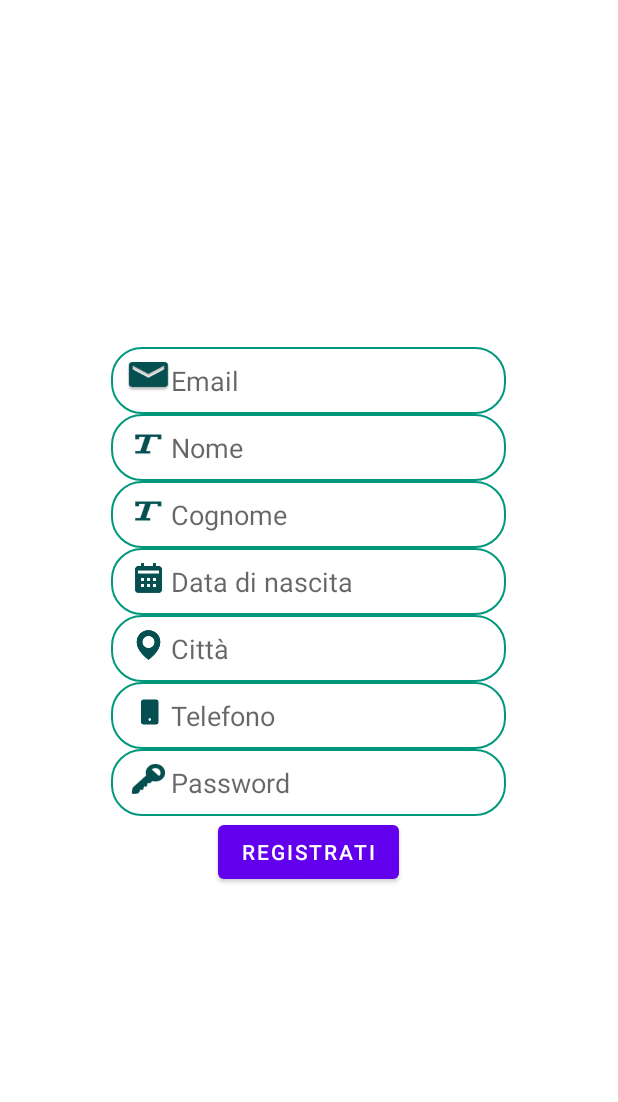
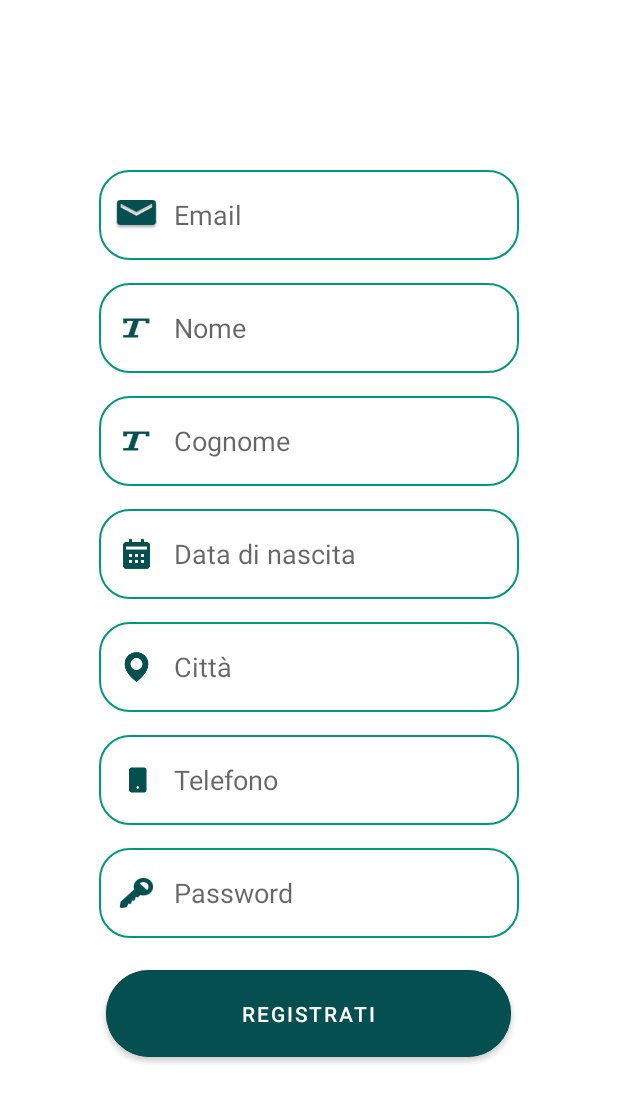
Before and after one commit to alessiomercurio/DriveTogether, an Android app: the layout activity_registrazione.xml on its own in the app's theme, with its tools: preview values and no code run, on a phone screen of 412 x 824 dp. Shown: the top 1102 px of the screen. Run offline under Robolectric (Android 15) with nearby library versions, the phone set to English and light mode, and no system bars; Roboto replaces fonts that are not available here.

Commit message:
modificato layout: margin e img

```diff
--- a/app/src/main/res/layout/activity_registrazione.xml
+++ b/app/src/main/res/layout/activity_registrazione.xml
@@ -5,6 +5,7 @@
     android:id="@+id/RegistrazioneLinearLayout"
     android:layout_width="match_parent"
     android:layout_height="match_parent"
+    android:layout_gravity="center"
     android:gravity="center"
     android:orientation="vertical">
 
@@ -27,13 +28,15 @@
                 android:id="@+id/imageView4"
                 android:layout_width="30dp"
                 android:layout_height="20dp"
+                android:layout_gravity="center"
                 android:layout_weight="1"
                 app:srcCompat="@drawable/email" />
 
             <EditText
                 android:id="@+id/nomeRegistrazionePlainText"
-                android:layout_width="wrap_content"
-                android:layout_height="wrap_content"
+                android:layout_width="220dp"
+                android:layout_height="40dp"
+                android:layout_marginLeft="10dp"
                 android:background="@null"
                 android:ems="10"
                 android:hint="Email"
@@ -47,6 +50,7 @@
             android:layout_width="wrap_content"
             android:layout_height="match_parent"
             android:layout_gravity="center"
+            android:layout_marginTop="15dp"
             android:layout_weight="1"
             android:background="@drawable/custom_border"
             android:orientation="horizontal">
@@ -55,13 +59,15 @@
                 android:id="@+id/imageView"
                 android:layout_width="30dp"
                 android:layout_height="20dp"
+                android:layout_gravity="center"
                 android:layout_weight="1"
                 app:srcCompat="@drawable/t" />
 
             <EditText
                 android:id="@+id/nomeRegistrazionePlainText"
-                android:layout_width="wrap_content"
-                android:layout_height="wrap_content"
+                android:layout_width="220dp"
+                android:layout_height="40dp"
+                android:layout_marginLeft="10dp"
                 android:background="@null"
                 android:ems="10"
                 android:hint="Nome"
@@ -73,6 +79,8 @@
         <LinearLayout
             android:layout_width="wrap_content"
             android:layout_height="match_parent"
+            android:layout_gravity="center"
+            android:layout_marginTop="15dp"
             android:layout_weight="1"
             android:background="@drawable/custom_border"
             android:orientation="horizontal">
@@ -81,13 +89,15 @@
                 android:id="@+id/imageView5"
                 android:layout_width="30dp"
                 android:layout_height="20dp"
+                android:layout_gravity="center"
                 android:layout_weight="1"
                 app:srcCompat="@drawable/t" />
 
             <EditText
                 android:id="@+id/editTextTextPersonName"
-                android:layout_width="wrap_content"
-                android:layout_height="wrap_content"
+                android:layout_width="220dp"
+                android:layout_height="40dp"
+                android:layout_marginLeft="10dp"
                 android:background="@null"
                 android:ems="10"
                 android:hint="Cognome"
@@ -98,6 +108,8 @@
         <LinearLayout
             android:layout_width="wrap_content"
             android:layout_height="match_parent"
+            android:layout_gravity="center"
+            android:layout_marginTop="15dp"
             android:background="@drawable/custom_border"
             android:orientation="horizontal">
 
@@ -105,13 +117,15 @@
                 android:id="@+id/imageView7"
                 android:layout_width="30dp"
                 android:layout_height="20dp"
+                android:layout_gravity="center"
                 android:layout_weight="1"
                 app:srcCompat="@drawable/calendar" />
 
             <EditText
                 android:id="@+id/editTextDate"
-                android:layout_width="wrap_content"
-                android:layout_height="wrap_content"
+                android:layout_width="220dp"
+                android:layout_height="40dp"
+                android:layout_marginLeft="10dp"
                 android:background="@null"
                 android:ems="10"
                 android:hint="Data di nascita"
@@ -121,6 +135,8 @@
         <LinearLayout
             android:layout_width="wrap_content"
             android:layout_height="match_parent"
+            android:layout_gravity="center"
+            android:layout_marginTop="15dp"
             android:background="@drawable/custom_border"
             android:orientation="horizontal">
 
@@ -128,13 +144,15 @@
                 android:id="@+id/imageView8"
                 android:layout_width="30dp"
                 android:layout_height="20dp"
+                android:layout_gravity="center"
                 android:layout_weight="1"
                 app:srcCompat="@drawable/map" />
 
             <EditText
                 android:id="@+id/editTextTextPersonName4"
-                android:layout_width="wrap_content"
-                android:layout_height="wrap_content"
+                android:layout_width="220dp"
+                android:layout_height="40dp"
+                android:layout_marginLeft="10dp"
                 android:background="@null"
                 android:ems="10"
                 android:hint="Città"
@@ -144,6 +162,8 @@
         <LinearLayout
             android:layout_width="wrap_content"
             android:layout_height="match_parent"
+            android:layout_gravity="center"
+            android:layout_marginTop="15dp"
             android:background="@drawable/custom_border"
             android:orientation="horizontal">
 
@@ -151,13 +171,15 @@
                 android:id="@+id/imageView9"
                 android:layout_width="30dp"
                 android:layout_height="20dp"
+                android:layout_gravity="center"
                 android:layout_weight="1"
                 app:srcCompat="@drawable/mobile" />
 
             <EditText
                 android:id="@+id/editTextTextPersonName6"
-                android:layout_width="wrap_content"
-                android:layout_height="wrap_content"
+                android:layout_width="220dp"
+                android:layout_height="40dp"
+                android:layout_marginLeft="10dp"
                 android:background="@null"
                 android:ems="10"
                 android:hint="Telefono"
@@ -167,6 +189,8 @@
         <LinearLayout
             android:layout_width="match_parent"
             android:layout_height="match_parent"
+            android:layout_gravity="center"
+            android:layout_marginTop="15dp"
             android:background="@drawable/custom_border"
             android:orientation="horizontal">
 
@@ -174,13 +198,15 @@
                 android:id="@+id/imageView6"
                 android:layout_width="30dp"
                 android:layout_height="20dp"
+                android:layout_gravity="center"
                 android:layout_weight="1"
                 app:srcCompat="@drawable/key" />
 
             <EditText
                 android:id="@+id/editTextTextPassword"
-                android:layout_width="wrap_content"
-                android:layout_height="wrap_content"
+                android:layout_width="220dp"
+                android:layout_height="40dp"
+                android:layout_marginLeft="10dp"
                 android:background="@null"
                 android:ems="10"
                 android:hint="Password"
@@ -189,10 +215,13 @@
 
         <Button
             android:id="@+id/registrazioneButton"
-            android:layout_width="wrap_content"
-            android:layout_height="wrap_content"
+            android:layout_width="270dp"
+            android:layout_height="70dp"
             android:layout_gravity="center"
-            android:text="Registrati" />
+            android:layout_marginTop="15dp"
+            android:backgroundTint="#064F51"
+            android:text="Registrati"
+            app:cornerRadius="50dp" />
 
     </LinearLayout>
 
```
